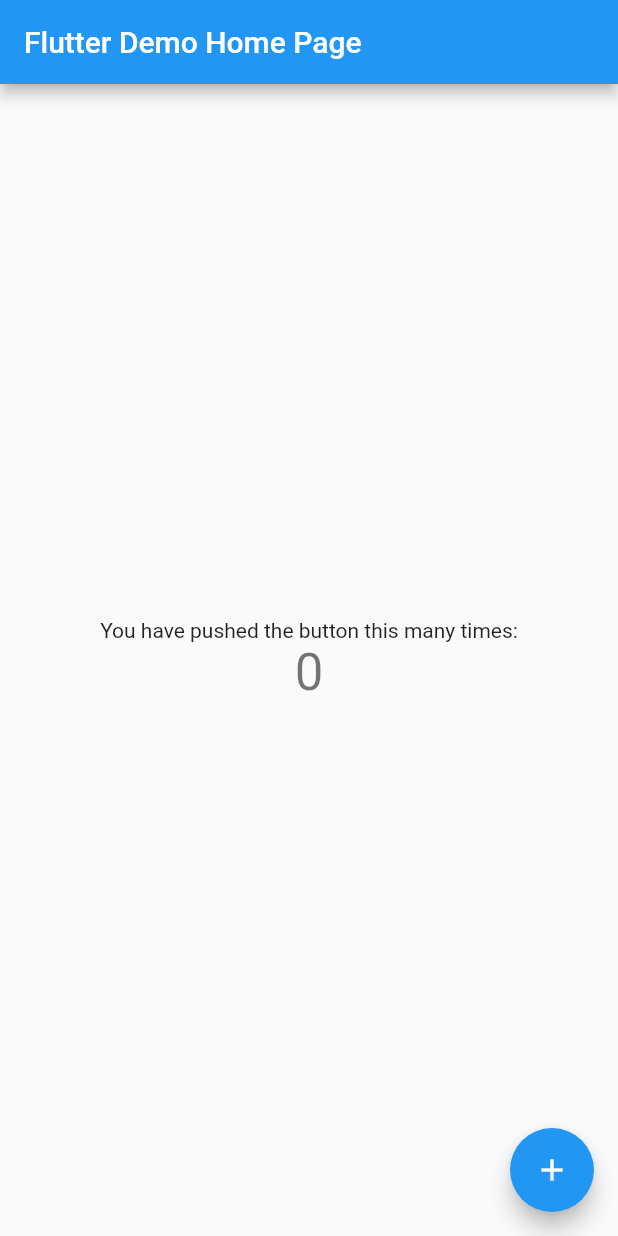
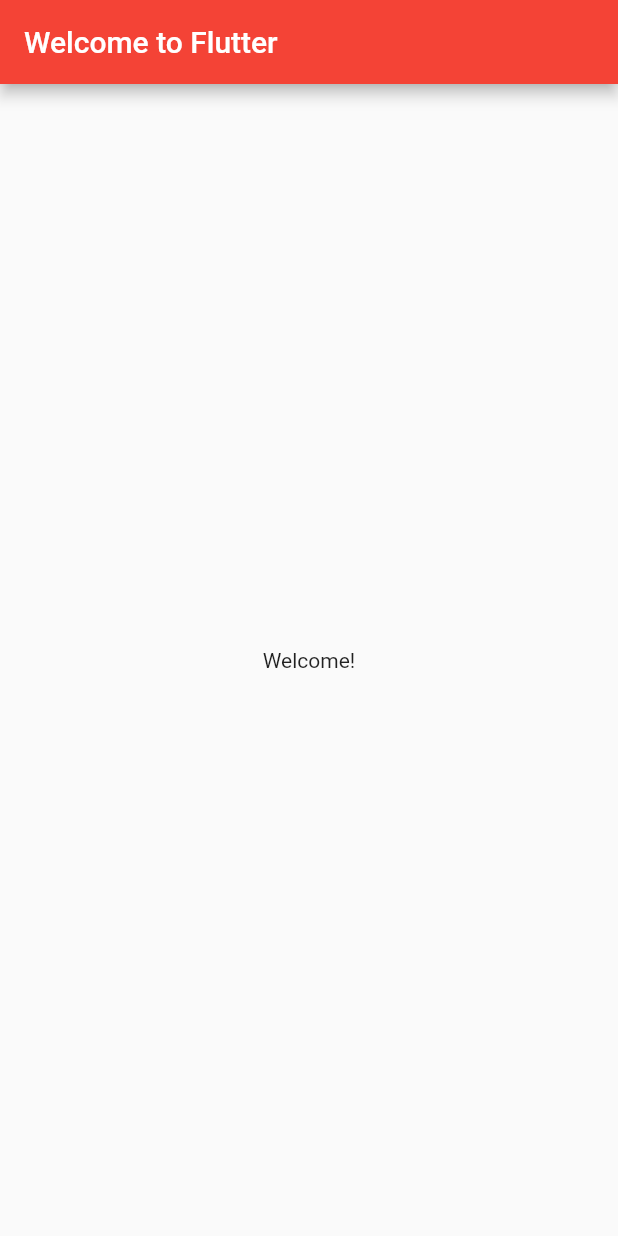
Before and after one commit to paroont/paroont-realty-mobile, a Flutter app: the screen it shows after launch, on a phone screen of 412 x 824 dp. Run offline on Flutter 3.47's test engine with Material 2 defaults, Android fonts, the phone set to English and light mode, and no system bars.

```diff
--- a/lib/main.dart
+++ b/lib/main.dart
@@ -1,117 +1,19 @@
 import 'package:flutter/material.dart';
 
 void main() {
-  runApp(MyApp());
+  runApp(RealtyApp());
 }
 
-class MyApp extends StatelessWidget {
-  // This widget is the root of your application.
+class RealtyApp extends StatelessWidget {
   @override
   Widget build(BuildContext context) {
     return MaterialApp(
-      title: 'Flutter Demo',
-      theme: ThemeData(
-        // This is the theme of your application.
-        //
-        // Try running your application with "flutter run". You'll see the
-        // application has a blue toolbar. Then, without quitting the app, try
-        // changing the primarySwatch below to Colors.green and then invoke
-        // "hot reload" (press "r" in the console where you ran "flutter run",
-        // or simply save your changes to "hot reload" in a Flutter IDE).
-        // Notice that the counter didn't reset back to zero; the application
-        // is not restarted.
-        primarySwatch: Colors.blue,
-        // This makes the visual density adapt to the platform that you run
-        // the app on. For desktop platforms, the controls will be smaller and
-        // closer together (more dense) than on mobile platforms.
-        visualDensity: VisualDensity.adaptivePlatformDensity,
+      title: 'Welcome ',
+      theme: ThemeData(primaryColor: Colors.red),
+      home: Scaffold(
+        appBar: AppBar(title: Text("Welcome to Flutter")),
+        body: Center(child: Text('Welcome!')),
       ),
-      home: MyHomePage(title: 'Flutter Demo Home Page'),
     );
   }
 }
-
-class MyHomePage extends StatefulWidget {
-  MyHomePage({Key key, this.title}) : super(key: key);
-
-  // This widget is the home page of your application. It is stateful, meaning
-  // that it has a State object (defined below) that contains fields that affect
-  // how it looks.
-
-  // This class is the configuration for the state. It holds the values (in this
-  // case the title) provided by the parent (in this case the App widget) and
-  // used by the build method of the State. Fields in a Widget subclass are
-  // always marked "final".
-
-  final String title;
-
-  @override
-  _MyHomePageState createState() => _MyHomePageState();
-}
-
-class _MyHomePageState extends State<MyHomePage> {
-  int _counter = 0;
-
-  void _incrementCounter() {
-    setState(() {
-      // This call to setState tells the Flutter framework that something has
-      // changed in this State, which causes it to rerun the build method below
-      // so that the display can reflect the updated values. If we changed
-      // _counter without calling setState(), then the build method would not be
-      // called again, and so nothing would appear to happen.
-      _counter++;
-    });
-  }
-
-  @override
-  Widget build(BuildContext context) {
-    // This method is rerun every time setState is called, for instance as done
-    // by the _incrementCounter method above.
-    //
-    // The Flutter framework has been optimized to make rerunning build methods
-    // fast, so that you can just rebuild anything that needs updating rather
-    // than having to individually change instances of widgets.
-    return Scaffold(
-      appBar: AppBar(
-        // Here we take the value from the MyHomePage object that was created by
-        // the App.build method, and use it to set our appbar title.
-        title: Text(widget.title),
-      ),
-      body: Center(
-        // Center is a layout widget. It takes a single child and positions it
-        // in the middle of the parent.
-        child: Column(
-          // Column is also a layout widget. It takes a list of children and
-          // arranges them vertically. By default, it sizes itself to fit its
-          // children horizontally, and tries to be as tall as its parent.
-          //
-          // Invoke "debug painting" (press "p" in the console, choose the
-          // "Toggle Debug Paint" action from the Flutter Inspector in Android
-          // Studio, or the "Toggle Debug Paint" command in Visual Studio Code)
-          // to see the wireframe for each widget.
-          //
-          // Column has various properties to control how it sizes itself and
-          // how it positions its children. Here we use mainAxisAlignment to
-          // center the children vertically; the main axis here is the vertical
-          // axis because Columns are vertical (the cross axis would be
-          // horizontal).
-          mainAxisAlignment: MainAxisAlignment.center,
-          children: <Widget>[
-            Text(
-              'You have pushed the button this many times:',
-            ),
-            Text(
-              '$_counter',
-              style: Theme.of(context).textTheme.headline4,
-            ),
-          ],
-        ),
-      ),
-      floatingActionButton: FloatingActionButton(
-        onPressed: _incrementCounter,
-        tooltip: 'Increment',
-        child: Icon(Icons.add),
-      ), // This trailing comma makes auto-formatting nicer for build methods.
-    );
-  }
-}
```
